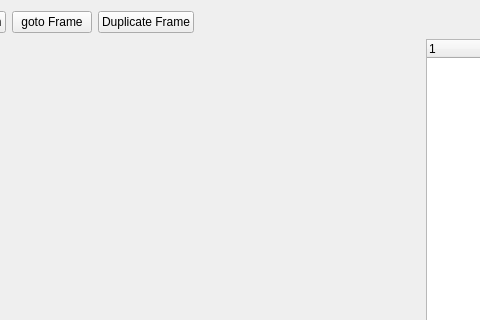
The window that bitbots_recordui_rqt/resource/RecordUI.ui (bit-bots/bitbots_main) describes before a commit, drawn with Qt 5; both pictures show x 437 to 917 and y 0 to 320 of the 1195 by 662 pixel window.
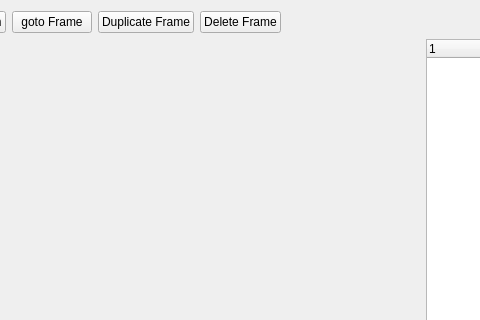
The same window after the commit.

Commit message: RecordUI: added delete

Diff of the .ui file:
```diff
--- a/bitbots_recordui_rqt/resource/RecordUI.ui
+++ b/bitbots_recordui_rqt/resource/RecordUI.ui
@@ -68,6 +68,13 @@
        </property>
       </widget>
      </item>
+     <item>
+      <widget class="QPushButton" name="buttonDeleteFrame">
+       <property name="text">
+        <string>Delete Frame</string>
+       </property>
+      </widget>
+     </item>
      <item>
       <spacer name="horizontalSpacer">
        <property name="orientation">
```
The commit also changes 2 other files.
